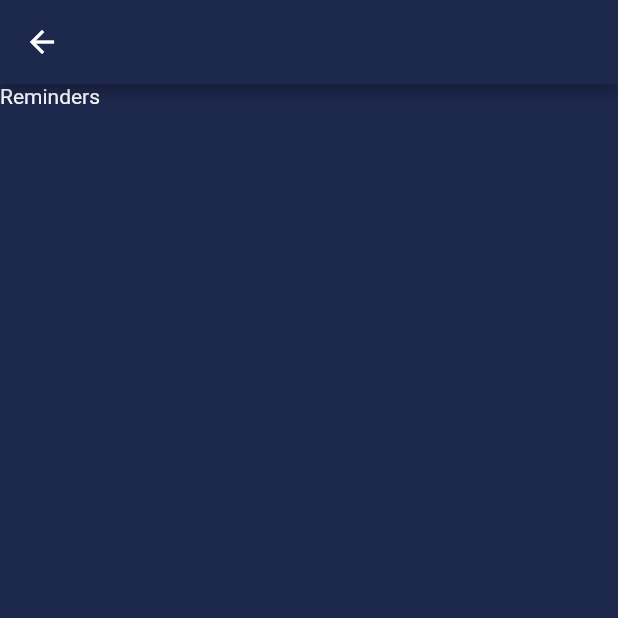
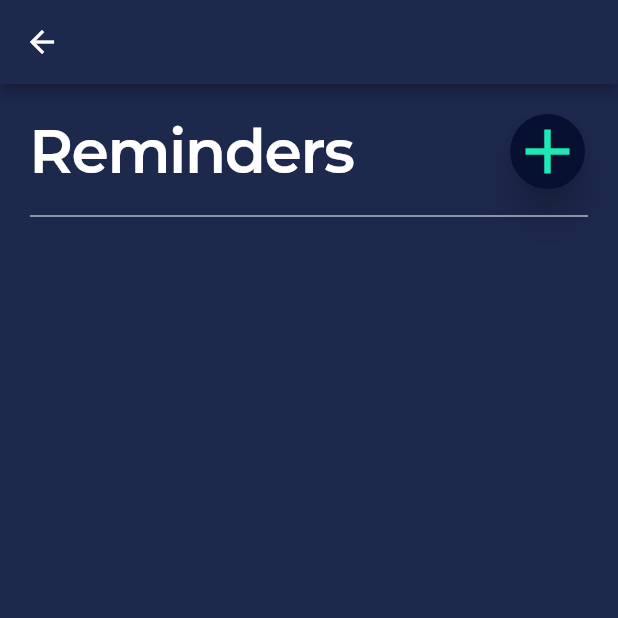
Before and after one commit to MisterJoz/Productivist, a Flutter app: the RemindersPage screen opened directly, on a phone screen of 412 x 824 dp, the top half of it. Run offline on Flutter 3.47's test engine with Material 2 defaults, Android fonts, the phone set to English and light mode, and no system bars; our stand-ins replace table_calendar; project files that could hold a hidden picture were left out.

Commit message:
added design of reminders, events, tasks pages

```diff
--- a/lib/screens/reminder_page.dart
+++ b/lib/screens/reminder_page.dart
@@ -13,11 +13,51 @@ class _RemindersPageState extends State<RemindersPage> {
         backgroundColor: Color(0xFF1d284d),
       ),
       backgroundColor: Color(0xFF1d284d),
-
       body: ListView(
         children: <Widget>[
-          Text("Reminders",
-            style: TextStyle(color: Colors.white)),
+
+          // Title row with add button [EDIT TO ADD NEW REMINDER]
+          Padding(
+            padding: EdgeInsets.fromLTRB(20, 20, 0, 10),
+            child: Row(
+              children: <Widget>[
+                Text(
+                  "Reminders",
+                  style: TextStyle(
+                      color: Colors.white,
+                      fontSize: 40.0,
+                      fontFamily: "Montserrat-SemiBold",
+                      letterSpacing: -1),
+                ),
+
+                Padding(
+                  padding: EdgeInsets.fromLTRB(85, 0, 0, 0),
+                  child: RawMaterialButton(
+                    shape: CircleBorder(),
+                    fillColor: Color(0xFF071030),
+                    elevation: 10,
+                    child: Icon(
+                      Icons.add,
+                      size: 50,
+                      color: Colors.tealAccent[400],
+                    ),
+                    onPressed: () {},
+                  ),
+                ),
+
+              ]
+            ),
+          ),
+
+          Padding(
+            padding: EdgeInsets.fromLTRB(20, 0, 20, 0),
+            child: Divider(color: Colors.white),
+          ),
+
+          //////////////////////////////////////////////
+          /* Reminder list tile design is needed here */
+          //////////////////////////////////////////////
+
         ],
       ),
     );
```
Also changed, not shown: lib/screens/event_page.dart (+65 -0 lines), lib/screens/task_page.dart (+65 -0 lines), lib/screens/welcome_page.dart (+10 -2 lines).
